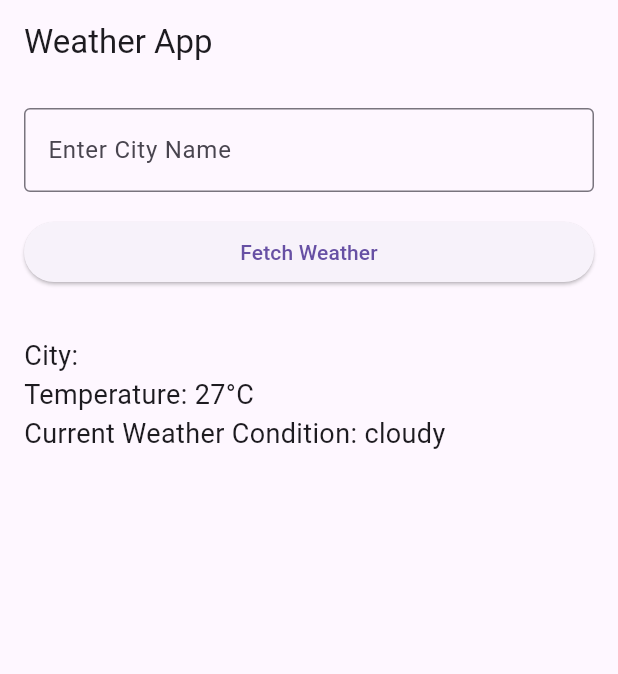
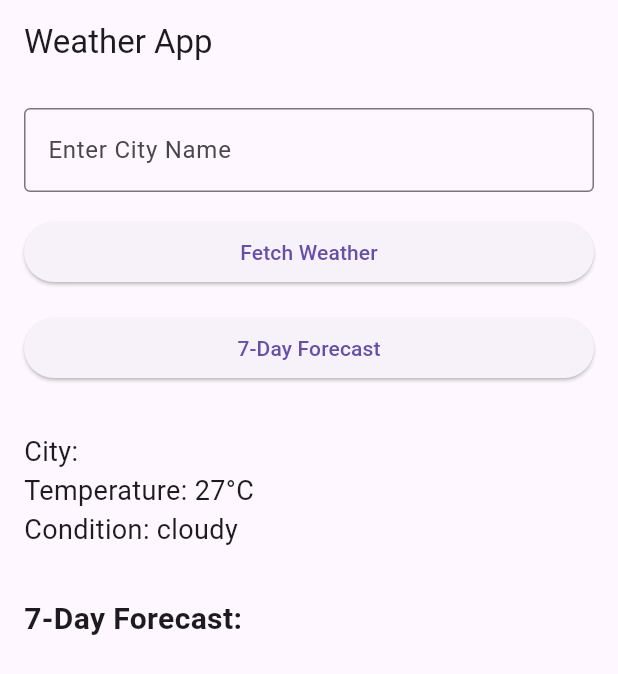
Before and after one commit to Ikran21/weather_info_map, a Flutter app: the screen it shows after launch, after a tap on "Fetch Weather", on a phone screen of 412 x 824 dp. Shown: the top 674 px of the screen. Run offline on Flutter 3.47's test engine with Material 3 defaults, Android fonts, the phone set to English and light mode, and no system bars.

Commit message:
Implemented 7-day weather forecast feature

```diff
--- a/lib/main.dart
+++ b/lib/main.dart
@@ -1,53 +1,68 @@
-import 'dart:math'; // Needed for random number generation.
+import 'dart:math';
 import 'package:flutter/material.dart';
 
 void main() {
   runApp(MyApp());
 }
 
-// The main application widget.
 class MyApp extends StatelessWidget {
   @override
   Widget build(BuildContext context) {
     return MaterialApp(
-      title: 'Simple Weather App',
+      title: 'Weather App',
       home: WeatherHomePage(),
     );
   }
 }
 
-// The homepage which displays the UI and handles user input.
 class WeatherHomePage extends StatefulWidget {
   @override
   _WeatherHomePageState createState() => _WeatherHomePageState();
 }
 
 class _WeatherHomePageState extends State<WeatherHomePage> {
-  // Controller for the TextField to capture user input (city name).
   final TextEditingController _cityController = TextEditingController();
 
-  // Variables to store the displayed weather data.
+  // Variables for current weather
   String _displayedCity = 'City Name';
   String _temperature = 'Temperature';
   String _condition = 'Weather Condition';
 
-  // Function that simulates fetching weather data.
+  // List to store 7-day forecast data
+  List<Map<String, String>> _forecast = [];
+
+  // Function to simulate fetching current weather data
   void _simulateWeatherData() {
-    // 1. Take the entered city name.
     String city = _cityController.text;
-
-    // 2. Generate a random temperature between 15°C and 30°C.
-    int temperature = 15 + Random().nextInt(16); // Random number from 15 to 30.
-
-    // 3. Randomly select a weather condition.
+    int temperature = 15 + Random().nextInt(16);
     List<String> conditions = ['sunny', 'cloudy', 'rainy'];
     String condition = conditions[Random().nextInt(conditions.length)];
 
-    // Update the state with the new weather data.
     setState(() {
       _displayedCity = city;
       _temperature = '$temperature°C';
       _condition = condition;
+    });
+  }
+
+  // Function to simulate fetching a 7-day weather forecast
+  void _simulate7DayForecast() {
+    List<Map<String, String>> forecast = [];
+    List<String> conditions = ['sunny', 'cloudy', 'rainy'];
+    List<String> days = ['Mon', 'Tue', 'Wed', 'Thu', 'Fri', 'Sat', 'Sun'];
+
+    for (int i = 0; i < 7; i++) {
+      int temperature = 15 + Random().nextInt(16);
+      String condition = conditions[Random().nextInt(conditions.length)];
+      forecast.add({
+        'day': days[i],
+        'temp': '$temperature°C',
+        'condition': condition,
+      });
+    }
+
+    setState(() {
+      _forecast = forecast;
     });
   }
 
@@ -57,10 +72,11 @@ class _WeatherHomePageState extends State<WeatherHomePage> {
       appBar: AppBar(title: Text('Weather App')),
       body: Padding(
         padding: const EdgeInsets.all(16.0),
+        child: SingleChildScrollView(
           child: Column(
             crossAxisAlignment: CrossAxisAlignment.stretch,
             children: [
-            // Input field for the city name.
+              // Input field for city name.
               TextField(
                 controller: _cityController,
                 decoration: InputDecoration(
@@ -69,18 +85,47 @@ class _WeatherHomePageState extends State<WeatherHomePage> {
                 ),
               ),
               SizedBox(height: 16.0),
-            // Button to fetch weather data.
+              // Button to fetch current weather.
               ElevatedButton(
                 onPressed: _simulateWeatherData,
                 child: Text('Fetch Weather'),
               ),
+              SizedBox(height: 16.0),
+              // Button to fetch 7-day forecast.
+              ElevatedButton(
+                onPressed: _simulate7DayForecast,
+                child: Text('7-Day Forecast'),
+              ),
               SizedBox(height: 32.0),
-            // Placeholders for displaying the weather data.
+              // Display current weather.
               Text('City: $_displayedCity', style: TextStyle(fontSize: 18)),
-            Text('Temperature: $_temperature', style: TextStyle(fontSize: 18)),
-            Text('Current Weather Condition: $_condition',
+              Text('Temperature: $_temperature',
                   style: TextStyle(fontSize: 18)),
+              Text('Condition: $_condition', style: TextStyle(fontSize: 18)),
+              SizedBox(height: 32.0),
+              // Display 7-day forecast.
+              Text('7-Day Forecast:',
+                  style: TextStyle(fontSize: 20, fontWeight: FontWeight.bold)),
+              SizedBox(height: 8.0),
+              // Use a ListView.builder inside a fixed height Container for simplicity.
+              Container(
+                height: 250,
+                child: ListView.builder(
+                  itemCount: _forecast.length,
+                  itemBuilder: (context, index) {
+                    var dayForecast = _forecast[index];
+                    return Card(
+                      child: ListTile(
+                        title: Text('${dayForecast['day']}'),
+                        subtitle: Text(
+                            'Temp: ${dayForecast['temp']} | ${dayForecast['condition']}'),
+                      ),
+                    );
+                  },
+                ),
+              ),
             ],
+          ),
         ),
       ),
     );
```
Lines whose indentation alone changed are shown as unchanged.
